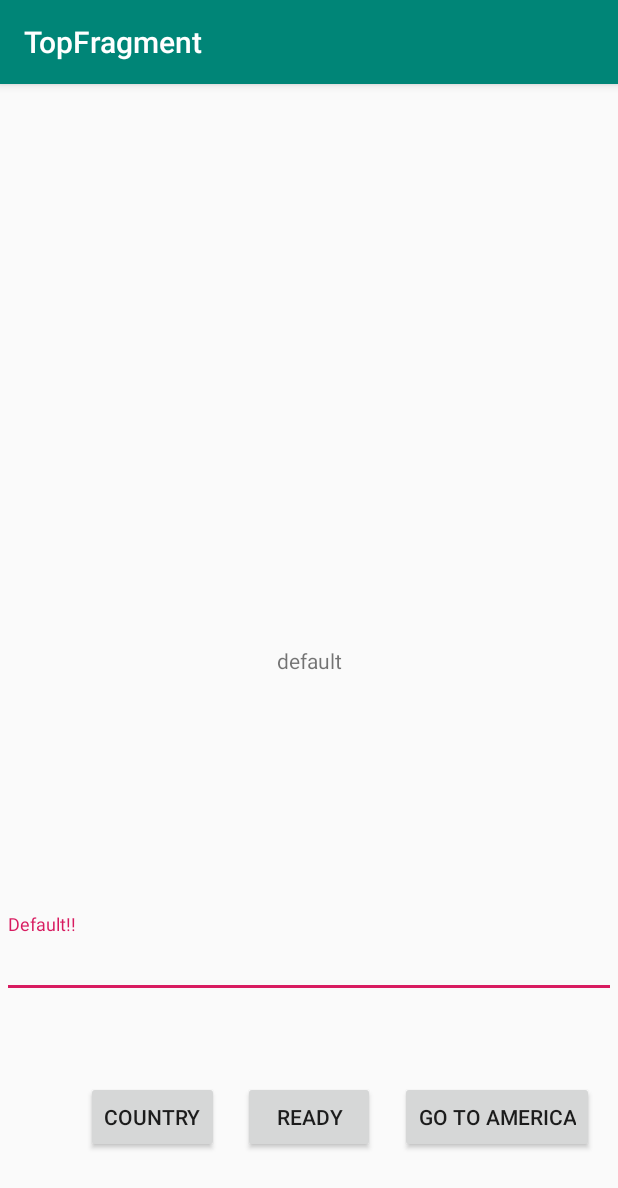
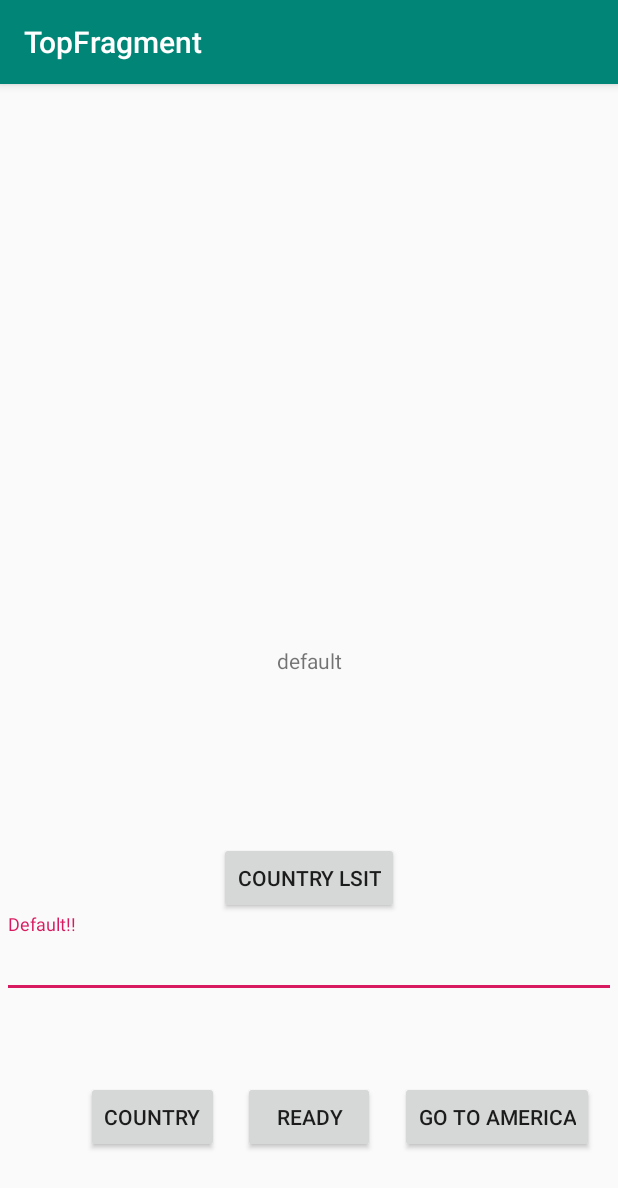
Before and after one commit to mogmet/TravelTest, an Android app: the screen it shows after launch (MainActivity), on a phone screen of 412 x 824 dp. Shown: the top 1188 px of the screen. Run offline under Robolectric (Android 15) with nearby library versions, the phone set to English and light mode, and no system bars; our stand-ins replace data binding, navigation-ui.

Commit message:
[add] リストを表示して遷移できるようになった

```diff
--- a/app/build.gradle
+++ b/app/build.gradle
@@ -41,6 +41,7 @@ dependencies {
     implementation 'androidx.legacy:legacy-support-v4:1.0.0'
     implementation 'androidx.lifecycle:lifecycle-extensions:2.2.0'
     implementation 'androidx.lifecycle:lifecycle-viewmodel-ktx:2.2.0'
+    implementation 'androidx.recyclerview:recyclerview:1.1.0'
     testImplementation 'junit:junit:4.12'
     androidTestImplementation 'androidx.test.ext:junit:1.1.1'
     androidTestImplementation 'androidx.test.espresso:espresso-core:3.2.0'
--- a/app/src/main/java/com/mogmet/traveltest/di/MainModule.kt
+++ b/app/src/main/java/com/mogmet/traveltest/di/MainModule.kt
@@ -1,6 +1,7 @@
 package com.mogmet.traveltest.di
 
 import com.mogmet.traveltest.fragment.AmericaViewModel
+import com.mogmet.traveltest.fragment.countrylist.CountryListViewModel
 import com.mogmet.traveltest.fragment.TopViewModel
 import org.koin.android.viewmodel.dsl.viewModel
 import org.koin.dsl.module
@@ -8,6 +9,7 @@ import org.koin.dsl.module
 private val viewModelModule = module {
     viewModel { TopViewModel() }
     viewModel { AmericaViewModel() }
+    viewModel { CountryListViewModel() }
 }
 
 object MainModule {
--- a/app/src/main/java/com/mogmet/traveltest/fragment/TopFragment.kt
+++ b/app/src/main/java/com/mogmet/traveltest/fragment/TopFragment.kt
@@ -41,11 +41,16 @@ class TopFragment : Fragment() {
             viewModel.updateView(binding.textInputLayout.editText?.text.toString())
         }
         binding.goToAmericaButton.setOnClickListener {
-            val action = TopFragmentDirections.actionTopFragmentToAmericaFragment(viewModel.submitText.value ?: "")
+            val action = TopFragmentDirections.actionTopFragmentToAmericaFragment(
+                viewModel.submitText.value ?: ""
+            )
             findNavController().navigate(action)
         }
         binding.countryButton.setOnClickListener {
             findNavController().navigate(R.id.action_topFragment_to_nested_nav_graph_detail)
         }
+        binding.countryListButton.setOnClickListener {
+            findNavController().navigate(R.id.action_topFragment_to_countryListFragment)
+        }
     }
 }
--- a/app/src/main/res/layout/fragment_top.xml
+++ b/app/src/main/res/layout/fragment_top.xml
@@ -71,5 +71,14 @@
             app:layout_constraintBottom_toBottomOf="@+id/button"
             app:layout_constraintEnd_toStartOf="@+id/button"
             app:layout_constraintTop_toTopOf="@+id/button" />
+
+        <Button
+            android:id="@+id/countryListButton"
+            android:layout_width="wrap_content"
+            android:layout_height="wrap_content"
+            android:text="country lsit"
+            app:layout_constraintBottom_toTopOf="@+id/textInputLayout"
+            app:layout_constraintEnd_toEndOf="@+id/textInputLayout"
+            app:layout_constraintStart_toStartOf="@+id/textInputLayout" />
     </androidx.constraintlayout.widget.ConstraintLayout>
 </layout>
--- a/app/src/main/res/navigation/nav_graph.xml
+++ b/app/src/main/res/navigation/nav_graph.xml
@@ -1,6 +1,8 @@
 <?xml version="1.0" encoding="utf-8"?>
 <navigation xmlns:android="http://schemas.android.com/apk/res/android"
-    xmlns:app="http://schemas.android.com/apk/res-auto" android:id="@+id/nav_graph"
+    xmlns:app="http://schemas.android.com/apk/res-auto"
+    xmlns:tools="http://schemas.android.com/tools"
+    android:id="@+id/nav_graph"
     app:startDestination="@id/topFragment">
 
     <fragment
@@ -17,6 +19,9 @@
         <action
             android:id="@+id/action_topFragment_to_nested_nav_graph_detail"
             app:destination="@id/nested_nav_graph_detail" />
+        <action
+            android:id="@+id/action_topFragment_to_countryListFragment"
+            app:destination="@id/countryListFragment" />
     </fragment>
     <fragment
         android:id="@+id/americaFragment"
@@ -27,4 +32,16 @@
             app:argType="string" />
     </fragment>
     <include app:graph="@navigation/nested_nav_graph_detail" />
+    <fragment
+        android:id="@+id/countryListFragment"
+        android:name="com.mogmet.traveltest.fragment.countrylist.CountryListFragment"
+        android:label="CountryListFragment" >
+        <action
+            android:id="@+id/action_countryListFragment_to_americaFragment"
+            app:destination="@id/americaFragment" >
+            <argument
+                android:name="content"
+                android:defaultValue="USA" />
+        </action>
+    </fragment>
 </navigation>
```
Also changed, not shown: app/src/main/java/com/mogmet/traveltest/fragment/countrylist/CountryListAdapter.kt (added, +23 -0 lines), app/src/main/java/com/mogmet/traveltest/fragment/countrylist/CountryListFragment.kt (added, +38 -0 lines), app/src/main/java/com/mogmet/traveltest/fragment/countrylist/CountryListViewHolder.kt (added, +36 -0 lines), app/src/main/java/com/mogmet/traveltest/fragment/countrylist/CountryListViewModel.kt (added, +24 -0 lines), app/src/main/res/layout/fragment_country_list.xml (added, +31 -0 lines), app/src/main/res/layout/item_country_list.xml (added, +24 -0 lines).
